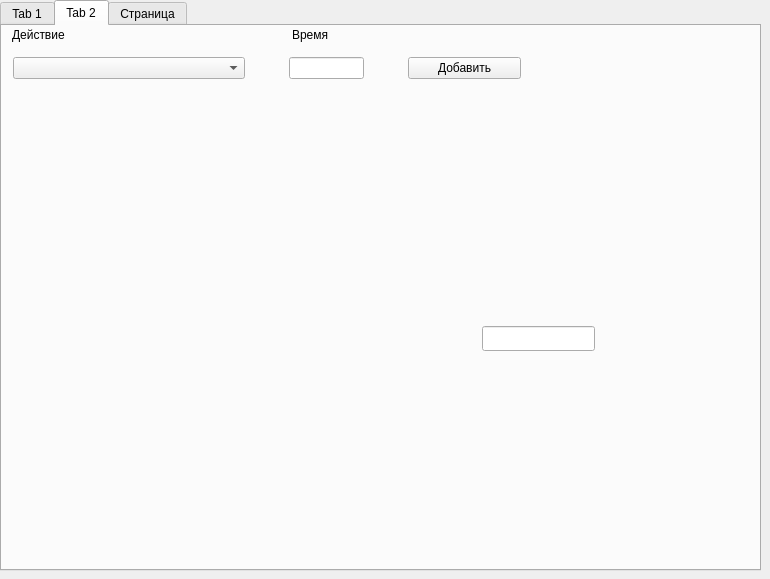
Qt form mainwindow.ui (Paxsign/Qt-gigiena) before a commit.
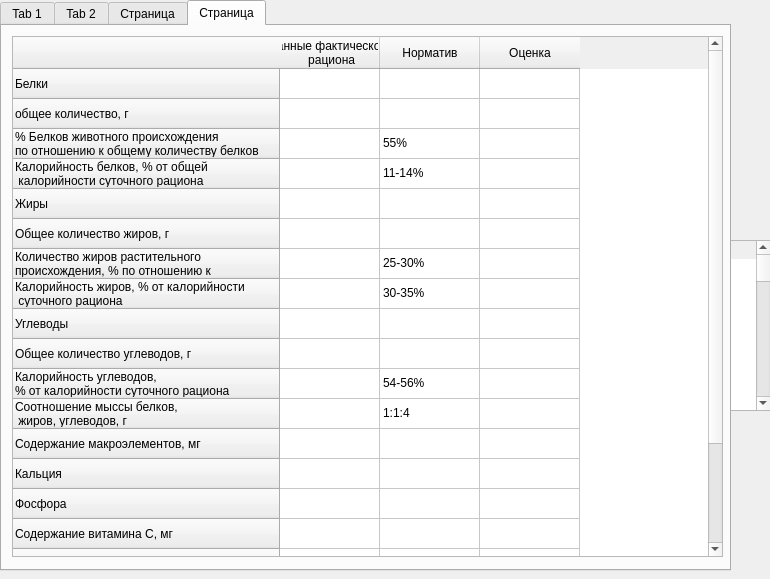
The same form after that commit. The open tabs and pages were chosen to show the change.

Commit message: затраты додеан расчте, таблица сравнения

The edit to the form file:
```diff
--- a/mainwindow.ui
+++ b/mainwindow.ui
@@ -19,7 +19,7 @@
      <rect>
       <x>0</x>
       <y>0</y>
-      <width>761</width>
+      <width>731</width>
       <height>571</height>
      </rect>
     </property>
@@ -975,7 +975,1188 @@
       </property>
      </widget>
     </widget>
+    <widget class="QWidget" name="tab_3">
+     <attribute name="title">
+      <string>Страница</string>
+     </attribute>
+     <widget class="QTableWidget" name="tableWidget_2">
+      <property name="geometry">
+       <rect>
+        <x>10</x>
+        <y>10</y>
+        <width>711</width>
+        <height>521</height>
+       </rect>
+      </property>
+      <property name="wordWrap">
+       <bool>true</bool>
+      </property>
+      <row>
+       <property name="text">
+        <string>Белки</string>
+       </property>
+      </row>
+      <row>
+       <property name="text">
+        <string>общее количество, г</string>
+       </property>
+      </row>
+      <row>
+       <property name="text">
+        <string>% Белков животного происхождения
+по отношению к общему количеству белков</string>
+       </property>
+      </row>
+      <row>
+       <property name="text">
+        <string>Калорийность белков, % от общей
+ калорийности суточного рациона</string>
+       </property>
+      </row>
+      <row>
+       <property name="text">
+        <string>Жиры</string>
+       </property>
+      </row>
+      <row>
+       <property name="text">
+        <string>Общее количество жиров, г</string>
+       </property>
+      </row>
+      <row>
+       <property name="text">
+        <string>Количество жиров растительного 
+происхождения, % по отношению к 
+общему количеству жиров</string>
+       </property>
+      </row>
+      <row>
+       <property name="text">
+        <string>Калорийность жиров, % от калорийности
+ суточного рациона</string>
+       </property>
+      </row>
+      <row>
+       <property name="text">
+        <string>Углеводы</string>
+       </property>
+      </row>
+      <row>
+       <property name="text">
+        <string>Общее количество углеводов, г</string>
+       </property>
+      </row>
+      <row>
+       <property name="text">
+        <string>Калорийность углеводов, 
+% от калорийности суточного рациона</string>
+       </property>
+      </row>
+      <row>
+       <property name="text">
+        <string>Соотношение мыссы белков,
+ жиров, углеводов, г</string>
+       </property>
+      </row>
+      <row>
+       <property name="text">
+        <string>Содержание макроэлементов, мг</string>
+       </property>
+      </row>
+      <row>
+       <property name="text">
+        <string>Кальция</string>
+       </property>
+      </row>
+      <row>
+       <property name="text">
+        <string>Фосфора</string>
+       </property>
+      </row>
+      <row>
+       <property name="text">
+        <string>Содержание витамина С, мг</string>
+       </property>
+      </row>
+      <row>
+       <property name="text">
+        <string>Режим питания</string>
+       </property>
+      </row>
+      <row>
+       <property name="text">
+        <string>Кратность приема пищи</string>
+       </property>
+      </row>
+      <row>
+       <property name="text">
+        <string>Интервалы между приемами пищи, часы</string>
+       </property>
+      </row>
+      <row>
+       <property name="text">
+        <string>Распределение суточной 
+калорийности по приемам пищи</string>
+       </property>
+      </row>
+      <column>
+       <property name="text">
+        <string>Данные фактического
+ рациона</string>
+       </property>
+      </column>
+      <column>
+       <property name="text">
+        <string>Норматив</string>
+       </property>
+      </column>
+      <column>
+       <property name="text">
+        <string>Оценка</string>
+       </property>
+      </column>
+      <item row="0" column="0">
+       <property name="text">
+        <string/>
+       </property>
+      </item>
+      <item row="2" column="1">
+       <property name="text">
+        <string>55%</string>
+       </property>
+      </item>
+      <item row="3" column="1">
+       <property name="text">
+        <string>11-14%</string>
+       </property>
+      </item>
+      <item row="6" column="1">
+       <property name="text">
+        <string>25-30%</string>
+       </property>
+      </item>
+      <item row="7" column="1">
+       <property name="text">
+        <string>30-35%</string>
+       </property>
+      </item>
+      <item row="10" column="1">
+       <property name="text">
+        <string>54-56%</string>
+       </property>
+      </item>
+      <item row="11" column="1">
+       <property name="text">
+        <string>1:1:4</string>
+       </property>
+      </item>
+      <item row="17" column="1">
+       <property name="text">
+        <string>3-4</string>
+       </property>
+      </item>
+      <item row="18" column="1">
+       <property name="text">
+        <string>4-5</string>
+       </property>
+      </item>
+     </widget>
+    </widget>
    </widget>
+   <widget class="QTableWidget" name="tableWidget">
+    <property name="enabled">
+     <bool>true</bool>
+    </property>
+    <property name="geometry">
+     <rect>
+      <x>360</x>
+      <y>240</y>
+      <width>411</width>
+      <height>171</height>
+     </rect>
+    </property>
+    <property name="autoFillBackground">
+     <bool>false</bool>
+    </property>
+    <property name="showDropIndicator" stdset="0">
+     <bool>true</bool>
+    </property>
+    <property name="alternatingRowColors">
+     <bool>false</bool>
+    </property>
+    <property name="showGrid">
+     <bool>true</bool>
+    </property>
+    <attribute name="horizontalHeaderHighlightSections">
+     <bool>true</bool>
+    </attribute>
+    <attribute name="horizontalHeaderShowSortIndicator" stdset="0">
+     <bool>true</bool>
+    </attribute>
+    <attribute name="verticalHeaderHighlightSections">
+     <bool>true</bool>
+    </attribute>
+    <attribute name="verticalHeaderShowSortIndicator" stdset="0">
+     <bool>true</bool>
+    </attribute>
+    <row>
+     <property name="text">
+      <string>сон</string>
+     </property>
+    </row>
+    <row>
+     <property name="text">
+      <string>леж</string>
+     </property>
+    </row>
+    <row>
+     <property name="text">
+      <string>отс </string>
+     </property>
+    </row>
+    <row>
+     <property name="text">
+      <string>отс</string>
+     </property>
+    </row>
+    <row>
+     <property name="text">
+      <string>одев</string>
+     </property>
+    </row>
+    <row>
+     <property name="text">
+      <string>физ</string>
+     </property>
+    </row>
+    <row>
+     <property name="text">
+      <string>убор</string>
+     </property>
+    </row>
+    <row>
+     <property name="text">
+      <string>туфт</string>
+     </property>
+    </row>
+    <row>
+     <property name="text">
+      <string>ход дом</string>
+     </property>
+    </row>
+    <row>
+     <property name="text">
+      <string>прог м</string>
+     </property>
+    </row>
+    <row>
+     <property name="text">
+      <string>обыч</string>
+     </property>
+    </row>
+    <row>
+     <property name="text">
+      <string>груз</string>
+     </property>
+    </row>
+    <row>
+     <property name="text">
+      <string>в гору мед</string>
+     </property>
+    </row>
+    <row>
+     <property name="text">
+      <string>гор об</string>
+     </property>
+    </row>
+    <row>
+     <property name="text">
+      <string>гор быс</string>
+     </property>
+    </row>
+    <row>
+     <property name="text">
+      <string>гор груз</string>
+     </property>
+    </row>
+    <row>
+     <property name="text">
+      <string>под гор мд</string>
+     </property>
+    </row>
+    <row>
+     <property name="text">
+      <string>под об</string>
+     </property>
+    </row>
+    <row>
+     <property name="text">
+      <string>под быс</string>
+     </property>
+    </row>
+    <row>
+     <property name="text">
+      <string>под груз</string>
+     </property>
+    </row>
+    <row>
+     <property name="text">
+      <string>снег</string>
+     </property>
+    </row>
+    <row>
+     <property name="text">
+      <string>пища</string>
+     </property>
+    </row>
+    <row>
+     <property name="text">
+      <string>езда</string>
+     </property>
+    </row>
+    <row>
+     <property name="text">
+      <string>пригот пищи</string>
+     </property>
+    </row>
+    <row>
+     <property name="text">
+      <string>мытье</string>
+     </property>
+    </row>
+    <row>
+     <property name="text">
+      <string>стирка</string>
+     </property>
+    </row>
+    <row>
+     <property name="text">
+      <string>помет</string>
+     </property>
+    </row>
+    <row>
+     <property name="text">
+      <string>чтение</string>
+     </property>
+    </row>
+    <row>
+     <property name="text">
+      <string>хозраб</string>
+     </property>
+    </row>
+    <row>
+     <property name="text">
+      <string>лекция</string>
+     </property>
+    </row>
+    <row>
+     <property name="text">
+      <string>уроки</string>
+     </property>
+    </row>
+    <row>
+     <property name="text">
+      <string>перерыв</string>
+     </property>
+    </row>
+    <row>
+     <property name="text">
+      <string>чтение</string>
+     </property>
+    </row>
+    <row>
+     <property name="text">
+      <string>пракика</string>
+     </property>
+    </row>
+    <row>
+     <property name="text">
+      <string>науч литра</string>
+     </property>
+    </row>
+    <row>
+     <property name="text">
+      <string>реферирование</string>
+     </property>
+    </row>
+    <row>
+     <property name="text">
+      <string>науч пролемы</string>
+     </property>
+    </row>
+    <row>
+     <property name="text">
+      <string>эксперимент</string>
+     </property>
+    </row>
+    <row>
+     <property name="text">
+      <string>комп</string>
+     </property>
+    </row>
+    <row>
+     <property name="text">
+      <string>плавание</string>
+     </property>
+    </row>
+    <row>
+     <property name="text">
+      <string>гребля</string>
+     </property>
+    </row>
+    <row>
+     <property name="text">
+      <string>велик</string>
+     </property>
+    </row>
+    <row>
+     <property name="text">
+      <string>коньки</string>
+     </property>
+    </row>
+    <row>
+     <property name="text">
+      <string>лыжи местность</string>
+     </property>
+    </row>
+    <row>
+     <property name="text">
+      <string>ренировки</string>
+     </property>
+    </row>
+    <row>
+     <property name="text">
+      <string>перие</string>
+     </property>
+    </row>
+    <row>
+     <property name="text">
+      <string>вальс</string>
+     </property>
+    </row>
+    <row>
+     <property name="text">
+      <string>операция</string>
+     </property>
+    </row>
+    <row>
+     <property name="text">
+      <string>автомобиль автобус</string>
+     </property>
+    </row>
+    <row>
+     <property name="text">
+      <string>баскет</string>
+     </property>
+    </row>
+    <row>
+     <property name="text">
+      <string>футбол</string>
+     </property>
+    </row>
+    <row>
+     <property name="text">
+      <string>валейб</string>
+     </property>
+    </row>
+    <row>
+     <property name="text">
+      <string>гимнатиска</string>
+     </property>
+    </row>
+    <row>
+     <property name="text">
+      <string>иога</string>
+     </property>
+    </row>
+    <row>
+     <property name="text">
+      <string>за</string>
+     </property>
+    </row>
+    <row>
+     <property name="text">
+      <string>аэр и</string>
+     </property>
+    </row>
+    <row>
+     <property name="text">
+      <string>аэр л</string>
+     </property>
+    </row>
+    <row>
+     <property name="text">
+      <string>ьег 10</string>
+     </property>
+    </row>
+    <row>
+     <property name="text">
+      <string>бег 12</string>
+     </property>
+    </row>
+    <row>
+     <property name="text">
+      <string>бег 16</string>
+     </property>
+    </row>
+    <row>
+     <property name="text">
+      <string>груз</string>
+     </property>
+    </row>
+    <row>
+     <property name="text">
+      <string>Новая строка</string>
+     </property>
+    </row>
+    <row>
+     <property name="text">
+      <string>Новая строка</string>
+     </property>
+    </row>
+    <row>
+     <property name="text">
+      <string>Новая строка</string>
+     </property>
+    </row>
+    <row>
+     <property name="text">
+      <string>Новая строка</string>
+     </property>
+    </row>
+    <row>
+     <property name="text">
+      <string>Новая строка</string>
+     </property>
+    </row>
+    <row>
+     <property name="text">
+      <string>Новая строка</string>
+     </property>
+    </row>
+    <column>
+     <property name="text">
+      <string>Новый столбец</string>
+     </property>
+    </column>
+    <column>
+     <property name="text">
+      <string>Новый столбец</string>
+     </property>
+    </column>
+    <item row="0" column="0">
+     <property name="text">
+      <string>1.0</string>
+     </property>
+    </item>
+    <item row="0" column="1">
+     <property name="text">
+      <string>1.0</string>
+     </property>
+    </item>
+    <item row="1" column="0">
+     <property name="text">
+      <string>1.2</string>
+     </property>
+    </item>
+    <item row="1" column="1">
+     <property name="text">
+      <string>1.2</string>
+     </property>
+    </item>
+    <item row="2" column="0">
+     <property name="text">
+      <string>1.2</string>
+     </property>
+    </item>
+    <item row="2" column="1">
+     <property name="text">
+      <string>1.4</string>
+     </property>
+    </item>
+    <item row="3" column="0">
+     <property name="text">
+      <string>1.4</string>
+     </property>
+    </item>
+    <item row="3" column="1">
+     <property name="text">
+      <string>1.5</string>
+     </property>
+    </item>
+    <item row="4" column="0">
+     <property name="text">
+      <string>1.8</string>
+     </property>
+    </item>
+    <item row="4" column="1">
+     <property name="text">
+      <string>1.8</string>
+     </property>
+    </item>
+    <item row="5" column="0">
+     <property name="text">
+      <string>4.2</string>
+     </property>
+    </item>
+    <item row="5" column="1">
+     <property name="text">
+      <string>4.0</string>
+     </property>
+    </item>
+    <item row="6" column="0">
+     <property name="text">
+      <string>2.1</string>
+     </property>
+    </item>
+    <item row="6" column="1">
+     <property name="text">
+      <string>2.1</string>
+     </property>
+    </item>
+    <item row="7" column="0">
+     <property name="text">
+      <string>1.4</string>
+     </property>
+    </item>
+    <item row="7" column="1">
+     <property name="text">
+      <string>1.8</string>
+     </property>
+    </item>
+    <item row="8" column="0">
+     <property name="text">
+      <string>2.5</string>
+     </property>
+    </item>
+    <item row="8" column="1">
+     <property name="text">
+      <string>2.4</string>
+     </property>
+    </item>
+    <item row="9" column="0">
+     <property name="text">
+      <string>2.8</string>
+     </property>
+    </item>
+    <item row="9" column="1">
+     <property name="text">
+      <string>3.0</string>
+     </property>
+    </item>
+    <item row="10" column="0">
+     <property name="text">
+      <string>3.2</string>
+     </property>
+    </item>
+    <item row="10" column="1">
+     <property name="text">
+      <string>3.4</string>
+     </property>
+    </item>
+    <item row="11" column="0">
+     <property name="text">
+      <string>3.5</string>
+     </property>
+    </item>
+    <item row="11" column="1">
+     <property name="text">
+      <string>4.0</string>
+     </property>
+    </item>
+    <item row="12" column="0">
+     <property name="text">
+      <string>4.7</string>
+     </property>
+    </item>
+    <item row="12" column="1">
+     <property name="text">
+      <string>4.7</string>
+     </property>
+    </item>
+    <item row="13" column="0">
+     <property name="text">
+      <string>5.7</string>
+     </property>
+    </item>
+    <item row="13" column="1">
+     <property name="text">
+      <string>4.6</string>
+     </property>
+    </item>
+    <item row="14" column="0">
+     <property name="text">
+      <string>7.5</string>
+     </property>
+    </item>
+    <item row="14" column="1">
+     <property name="text">
+      <string>6.6</string>
+     </property>
+    </item>
+    <item row="15" column="0">
+     <property name="text">
+      <string>6.7</string>
+     </property>
+    </item>
+    <item row="15" column="1">
+     <property name="text">
+      <string>6.0</string>
+     </property>
+    </item>
+    <item row="16" column="0">
+     <property name="text">
+      <string>2.8</string>
+     </property>
+    </item>
+    <item row="16" column="1">
+     <property name="text">
+      <string>2.3</string>
+     </property>
+    </item>
+    <item row="17" column="0">
+     <property name="text">
+      <string>3.1</string>
+     </property>
+    </item>
+    <item row="17" column="1">
+     <property name="text">
+      <string>3.0</string>
+     </property>
+    </item>
+    <item row="18" column="0">
+     <property name="text">
+      <string>3.6</string>
+     </property>
+    </item>
+    <item row="18" column="1">
+     <property name="text">
+      <string>3.4</string>
+     </property>
+    </item>
+    <item row="19" column="0">
+     <property name="text">
+      <string>4.6</string>
+     </property>
+    </item>
+    <item row="19" column="1">
+     <property name="text">
+      <string>4.6</string>
+     </property>
+    </item>
+    <item row="20" column="0">
+     <property name="text">
+      <string>4.9</string>
+     </property>
+    </item>
+    <item row="20" column="1">
+     <property name="text">
+      <string>4.9</string>
+     </property>
+    </item>
+    <item row="21" column="0">
+     <property name="text">
+      <string>1.5</string>
+     </property>
+    </item>
+    <item row="21" column="1">
+     <property name="text">
+      <string>1.7</string>
+     </property>
+    </item>
+    <item row="22" column="0">
+     <property name="text">
+      <string>1.7</string>
+     </property>
+    </item>
+    <item row="22" column="1">
+     <property name="text">
+      <string>1.5</string>
+     </property>
+    </item>
+    <item row="23" column="0">
+     <property name="text">
+      <string>2.2</string>
+     </property>
+    </item>
+    <item row="23" column="1">
+     <property name="text">
+      <string>2.2</string>
+     </property>
+    </item>
+    <item row="24" column="0">
+     <property name="text">
+      <string>2.2</string>
+     </property>
+    </item>
+    <item row="24" column="1">
+     <property name="text">
+      <string>2.2</string>
+     </property>
+    </item>
+    <item row="25" column="0">
+     <property name="text">
+      <string>3.8</string>
+     </property>
+    </item>
+    <item row="25" column="1">
+     <property name="text">
+      <string>3.8</string>
+     </property>
+    </item>
+    <item row="26" column="0">
+     <property name="text">
+      <string>2.6</string>
+     </property>
+    </item>
+    <item row="26" column="1">
+     <property name="text">
+      <string>2.6</string>
+     </property>
+    </item>
+    <item row="27" column="0">
+     <property name="text">
+      <string>1.6</string>
+     </property>
+    </item>
+    <item row="27" column="1">
+     <property name="text">
+      <string>1.6</string>
+     </property>
+    </item>
+    <item row="28" column="0">
+     <property name="text">
+      <string>3.3</string>
+     </property>
+    </item>
+    <item row="28" column="1">
+     <property name="text">
+      <string>3.3</string>
+     </property>
+    </item>
+    <item row="29" column="0">
+     <property name="text">
+      <string>1.6</string>
+     </property>
+    </item>
+    <item row="29" column="1">
+     <property name="text">
+      <string>1.6</string>
+     </property>
+    </item>
+    <item row="30" column="0">
+     <property name="text">
+      <string>1.9</string>
+     </property>
+    </item>
+    <item row="30" column="1">
+     <property name="text">
+      <string>1.8</string>
+     </property>
+    </item>
+    <item row="31" column="0">
+     <property name="text">
+      <string>2.8</string>
+     </property>
+    </item>
+    <item row="31" column="1">
+     <property name="text">
+      <string>2.5</string>
+     </property>
+    </item>
+    <item row="32" column="0">
+     <property name="text">
+      <string>1.6</string>
+     </property>
+    </item>
+    <item row="32" column="1">
+     <property name="text">
+      <string>1.6</string>
+     </property>
+    </item>
+    <item row="33" column="0">
+     <property name="text">
+      <string>2.3</string>
+     </property>
+    </item>
+    <item row="33" column="1">
+     <property name="text">
+      <string>2.3</string>
+     </property>
+    </item>
+    <item row="34" column="0">
+     <property name="text">
+      <string>1.8</string>
+     </property>
+    </item>
+    <item row="34" column="1">
+     <property name="text">
+      <string>1.8</string>
+     </property>
+    </item>
+    <item row="35" column="0">
+     <property name="text">
+      <string>2.0</string>
+     </property>
+    </item>
+    <item row="35" column="1">
+     <property name="text">
+      <string>2.0</string>
+     </property>
+    </item>
+    <item row="36" column="0">
+     <property name="text">
+      <string>2.2</string>
+     </property>
+    </item>
+    <item row="36" column="1">
+     <property name="text">
+      <string>2.2</string>
+     </property>
+    </item>
+    <item row="37" column="0">
+     <property name="text">
+      <string>2.6</string>
+     </property>
+    </item>
+    <item row="37" column="1">
+     <property name="text">
+      <string>2.6</string>
+     </property>
+    </item>
+    <item row="38" column="0">
+     <property name="text">
+      <string>2.1</string>
+     </property>
+    </item>
+    <item row="38" column="1">
+     <property name="text">
+      <string>2.1</string>
+     </property>
+    </item>
+    <item row="39" column="0">
+     <property name="text">
+      <string>7.7</string>
+     </property>
+    </item>
+    <item row="39" column="1">
+     <property name="text">
+      <string>7.7</string>
+     </property>
+    </item>
+    <item row="40" column="0">
+     <property name="text">
+      <string>7.1</string>
+     </property>
+    </item>
+    <item row="40" column="1">
+     <property name="text">
+      <string>7.1</string>
+     </property>
+    </item>
+    <item row="41" column="0">
+     <property name="text">
+      <string>8.7</string>
+     </property>
+    </item>
+    <item row="41" column="1">
+     <property name="text">
+      <string>8.7</string>
+     </property>
+    </item>
+    <item row="42" column="0">
+     <property name="text">
+      <string>6.9</string>
+     </property>
+    </item>
+    <item row="42" column="1">
+     <property name="text">
+      <string>6.9</string>
+     </property>
+    </item>
+    <item row="43" column="0">
+     <property name="text">
+      <string>13.5</string>
+     </property>
+    </item>
+    <item row="43" column="1">
+     <property name="text">
+      <string>13.5</string>
+     </property>
+    </item>
+    <item row="44" column="0">
+     <property name="text">
+      <string>11.0</string>
+     </property>
+    </item>
+    <item row="44" column="1">
+     <property name="text">
+      <string>11.0</string>
+     </property>
+    </item>
+    <item row="45" column="0">
+     <property name="text">
+      <string>1.9</string>
+     </property>
+    </item>
+    <item row="45" column="1">
+     <property name="text">
+      <string>1.9</string>
+     </property>
+    </item>
+    <item row="46" column="0">
+     <property name="text">
+      <string>4.1</string>
+     </property>
+    </item>
+    <item row="46" column="1">
+     <property name="text">
+      <string>4.1</string>
+     </property>
+    </item>
+    <item row="47" column="0">
+     <property name="text">
+      <string>1.7</string>
+     </property>
+    </item>
+    <item row="47" column="1">
+     <property name="text">
+      <string>1.7</string>
+     </property>
+    </item>
+    <item row="48" column="0">
+     <property name="text">
+      <string>3.3</string>
+     </property>
+    </item>
+    <item row="48" column="1">
+     <property name="text">
+      <string>3.3</string>
+     </property>
+    </item>
+    <item row="49" column="0">
+     <property name="text">
+      <string>4.8</string>
+     </property>
+    </item>
+    <item row="49" column="1">
+     <property name="text">
+      <string>4.8</string>
+     </property>
+    </item>
+    <item row="50" column="0">
+     <property name="text">
+      <string>4.4</string>
+     </property>
+    </item>
+    <item row="50" column="1">
+     <property name="text">
+      <string>4.4</string>
+     </property>
+    </item>
+    <item row="51" column="0">
+     <property name="text">
+      <string>4.8</string>
+     </property>
+    </item>
+    <item row="51" column="1">
+     <property name="text">
+      <string>4.8</string>
+     </property>
+    </item>
+    <item row="52" column="0">
+     <property name="text">
+      <string>4</string>
+     </property>
+    </item>
+    <item row="52" column="1">
+     <property name="text">
+      <string>4</string>
+     </property>
+    </item>
+    <item row="53" column="0">
+     <property name="text">
+      <string>3.2</string>
+     </property>
+    </item>
+    <item row="53" column="1">
+     <property name="text">
+      <string>3.2</string>
+     </property>
+    </item>
+    <item row="54" column="0">
+     <property name="text">
+      <string>5.2</string>
+     </property>
+    </item>
+    <item row="54" column="1">
+     <property name="text">
+      <string>5.2</string>
+     </property>
+    </item>
+    <item row="55" column="0">
+     <property name="text">
+      <string>7.4</string>
+     </property>
+    </item>
+    <item row="55" column="1">
+     <property name="text">
+      <string>7.4</string>
+     </property>
+    </item>
+    <item row="56" column="0">
+     <property name="text">
+      <string>5.8</string>
+     </property>
+    </item>
+    <item row="56" column="1">
+     <property name="text">
+      <string>5.8</string>
+     </property>
+    </item>
+    <item row="57" column="0">
+     <property name="text">
+      <string>8.4</string>
+     </property>
+    </item>
+    <item row="57" column="1">
+     <property name="text">
+      <string>8.4</string>
+     </property>
+    </item>
+    <item row="58" column="0">
+     <property name="text">
+      <string>11.4</string>
+     </property>
+    </item>
+    <item row="58" column="1">
+     <property name="text">
+      <string>11.4</string>
+     </property>
+    </item>
+    <item row="59" column="0">
+     <property name="text">
+      <string>14.4</string>
+     </property>
+    </item>
+    <item row="59" column="1">
+     <property name="text">
+      <string>14.4</string>
+     </property>
+    </item>
+    <item row="60" column="0">
+     <property name="text">
+      <string>3.8</string>
+     </property>
+    </item>
+    <item row="60" column="1">
+     <property name="text">
+      <string>3.8</string>
+     </property>
+    </item>
+   </widget>
+   <zorder>tableWidget</zorder>
+   <zorder>tabWidget</zorder>
   </widget>
  </widget>
  <layoutdefault spacing="6" margin="11"/>
```
Left out of the diff: 15 changed lines with no effect on the pictures. The commit also changes 1 other file.
